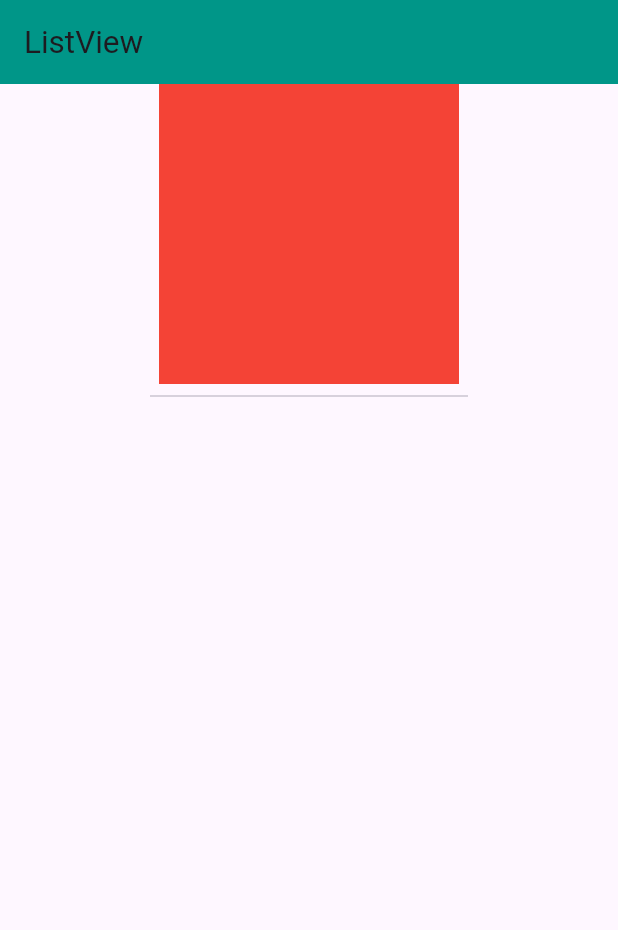
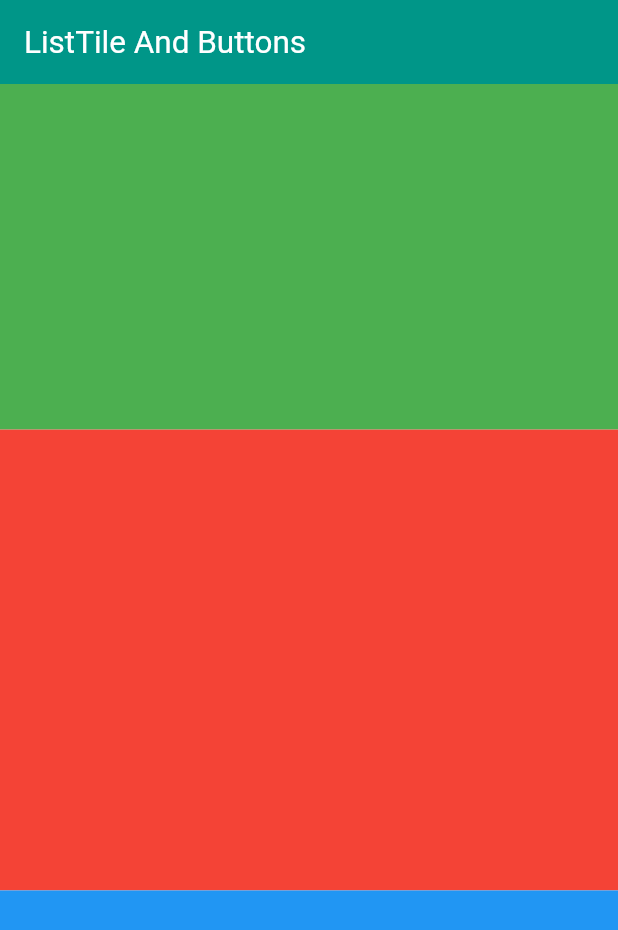
Before and after one commit to Malik399758/Urraan_Batch_39, a Flutter app: the screen it shows after launch, on a phone screen of 412 x 824 dp. Shown: the top 930 px of the screen. Run offline on Flutter 3.47's test engine with Material 3 defaults, Android fonts, the phone set to English and light mode, and no system bars; our stand-ins replace shared_preferences.

Commit message:
Listtile,buttons and expanded is done

```diff
--- /dev/null
+++ b/lib/batch39_ui/listtile_buttons_ui.dart
@@ -0,0 +1,109 @@
+import 'package:flutter/material.dart';
+
+class ListTileButtonsUi extends StatefulWidget {
+  const ListTileButtonsUi({super.key});
+
+  @override
+  State<ListTileButtonsUi> createState() => _ListTileButtonsUiState();
+}
+
+class _ListTileButtonsUiState extends State<ListTileButtonsUi> {
+  List<String> names = [
+    'Yaseen Malik',
+    'Noman',
+    'Ali',
+    'Musa',
+    'Asad',
+    'Waqar',
+    'Osama',
+    'Noor',
+    'Zain'
+  ];
+
+  @override
+  Widget build(BuildContext context) {
+    return Scaffold(
+      appBar: AppBar(
+        title: Text('ListTile And Buttons',style: TextStyle(fontSize: 21,color: Colors.white),),
+        backgroundColor: Colors.teal,
+      ),
+      body: /*ListView.builder(
+        itemCount:9,
+          itemBuilder: (context,index){
+        return Directionality(
+          textDirection: TextDirection.rtl,
+          child: ListTile(
+            leading: GestureDetector(
+              onTap: (){
+                print('Image Click');
+              },
+              child: CircleAvatar(
+                backgroundImage: AssetImage('assets/images/y.jpg'),
+              ),
+            ),
+            title: Text(names[index]),
+            subtitle: Text('08/Feb/2025'),
+            trailing: CircleAvatar(
+              radius: 16,
+              child: Text('10',style: TextStyle(color: Colors.white),),
+              backgroundColor: Colors.green,
+            )
+          ),
+        );
+      })*/
+    /*  ElevatedButton(
+        style: ElevatedButton.styleFrom(
+          backgroundColor: Colors.black
+        ),
+          onPressed: (){
+          print('Hello World');
+          }, child: Text('Click me',style: TextStyle(color: Colors.white),))*/
+   /*   TextButton(onPressed: (){
+        print('CLick Me');
+      }, child: Text('Click Me'))*/
+   /*   GestureDetector(
+        onTap: (){
+          print('This is Custom Button');
+        },
+        child: Container(
+          width: 100,
+          height: 40,
+          decoration: BoxDecoration(
+            borderRadius: BorderRadius.circular(20),
+                color: Colors.black
+          ),
+          child: Center(child: Text('Click Me',style: TextStyle(color: Colors.white),)),
+        ),
+      )*/
+      Column(
+        children: [
+          Expanded(
+            flex: 3,
+            child: Container(
+              width: double.infinity,
+              height: 200,
+              color: Colors.green,
+            ),
+          ),
+          Expanded(
+            flex: 4,
+            child: Container(
+              width: double.infinity,
+              height: 200,
+              color: Colors.red,
+            ),
+          ),
+          Expanded(
+            flex: 3,
+            child: Container(
+              width: double.infinity,
+              height: 200,
+              color: Colors.blue,
+            ),
+          ),
+        ],
+      ),
+
+    );
+  }
+}
--- a/lib/main.dart
+++ b/lib/main.dart
@@ -1,5 +1,6 @@
 import 'package:flutter/material.dart';
 import 'package:flutter_urraan_online_batch_38_ui/batch39_ui/assets_image.dart';
+import 'package:flutter_urraan_online_batch_38_ui/batch39_ui/listtile_buttons_ui.dart';
 import 'package:flutter_urraan_online_batch_38_ui/batch39_ui/listview_ui.dart';
 import 'package:flutter_urraan_online_batch_38_ui/batch39_ui/row_column.dart';
 import 'package:flutter_urraan_online_batch_38_ui/batch39_ui/text_ui.dart';
@@ -12,7 +13,8 @@ class FitnessApp extends StatelessWidget {
   Widget build(BuildContext context) {
     return MaterialApp(
       debugShowCheckedModeBanner: false,
-      home:ListviewUi()
+      home:ListTileButtonsUi(),
+      //ListviewUi()
       //AssetsImage(),
       // RowColumn(),
       //TextUi(),
```
